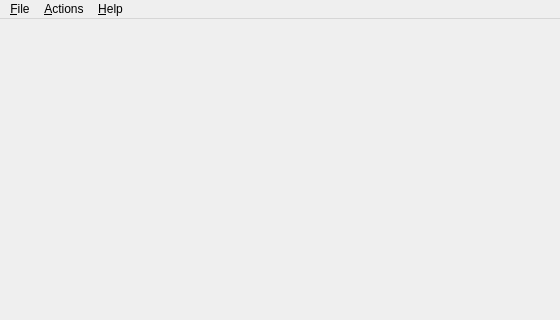
Old version of the form src/gui/MainWindow.ui in the repository torrentg/ccruncher; both pictures show x 0 to 560 and y 0 to 320 of the 560 by 504 pixel window.
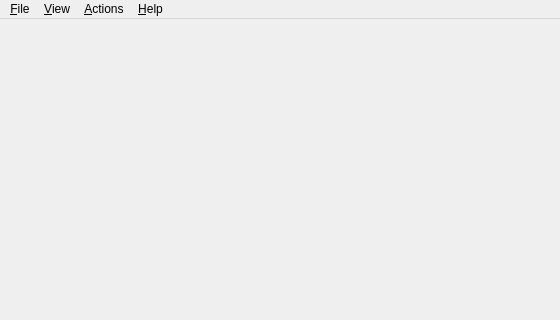
New version of the form. Icons and pictures are not drawn.

Commit message: added 'view' menu in ccruncher-gui

```diff
--- a/src/gui/MainWindow.ui
+++ b/src/gui/MainWindow.ui
@@ -57,7 +57,16 @@
      <string>&amp;Actions</string>
     </property>
    </widget>
+   <widget class="QMenu" name="menu_View">
+    <property name="title">
+     <string>&amp;View</string>
+    </property>
+    <addaction name="actionToolbar"/>
+    <addaction name="actionStatusbar"/>
+    <addaction name="actionTabbedWindows"/>
+   </widget>
    <addaction name="menuFile"/>
+   <addaction name="menu_View"/>
    <addaction name="menuActions"/>
    <addaction name="menuHelp"/>
   </widget>
```
Left out of the diff: 24 changed lines with no effect on the pictures. The commit also changes 4 other files.
